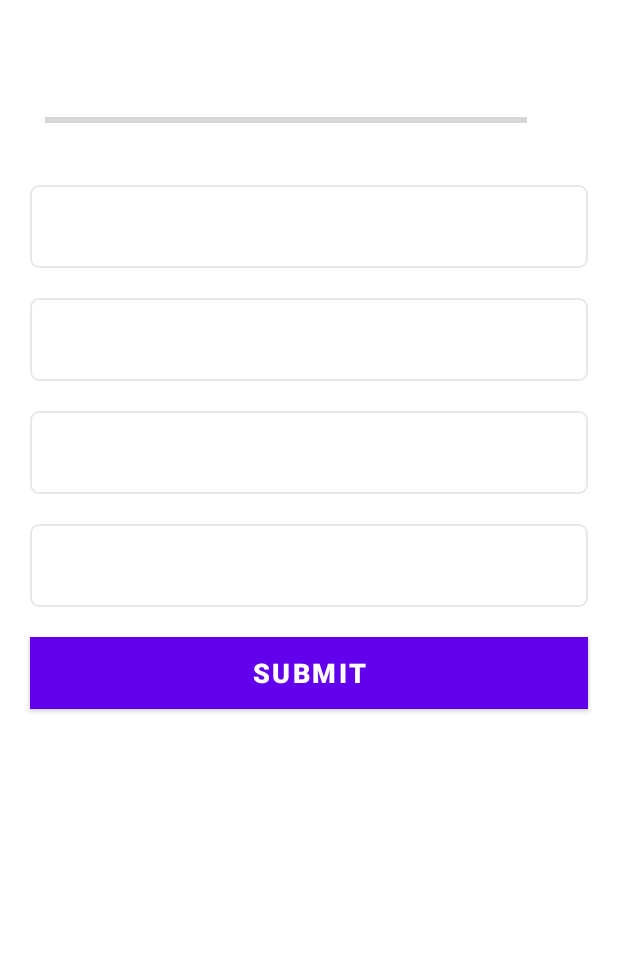
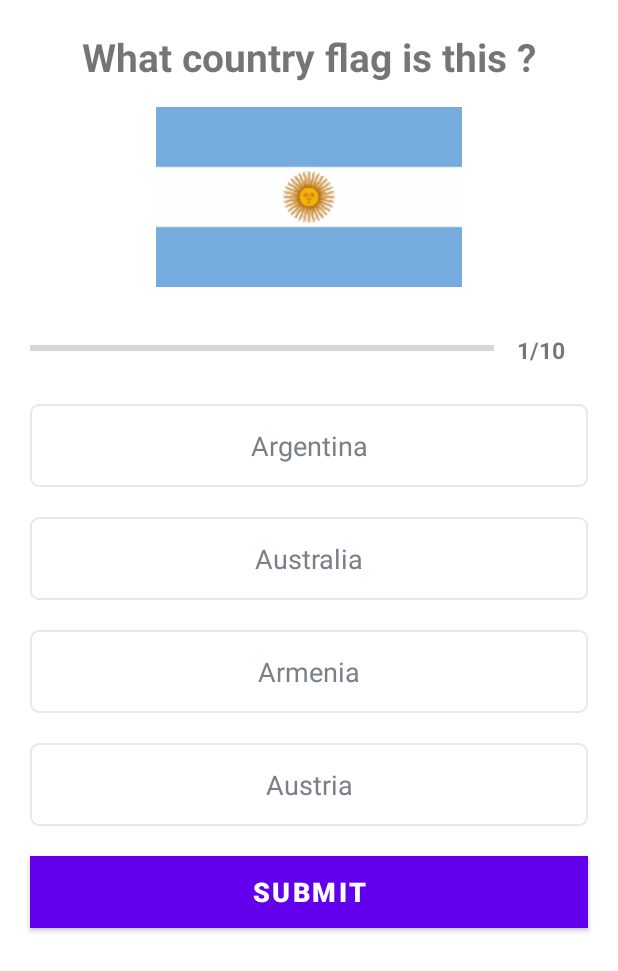
Before and after one commit to ntshTiwari/QuizApp, an Android app: the QuizQuestionsActivity screen opened directly, with no data from a screen before it, on a phone screen of 412 x 824 dp. Shown: the top 971 px of the screen. Run offline under Robolectric (Android 15) with nearby library versions, the phone set to English and light mode, and no system bars.

Commit message:
feat: Added Questions screen functionality

```diff
--- a/app/src/main/java/com/example/quizapp/Question.kt
+++ b/app/src/main/java/com/example/quizapp/Question.kt
@@ -2,7 +2,7 @@ package com.example.quizapp
 
 data class Question(
     val Id: Int,
-    val questions: String,
+    val question: String,
     val image: Int,
     val optionOne: String,
     val optionTwo: String,
--- a/app/src/main/java/com/example/quizapp/QuizQuestionsActivity.kt
+++ b/app/src/main/java/com/example/quizapp/QuizQuestionsActivity.kt
@@ -1,11 +1,165 @@
 package com.example.quizapp
 
+import android.graphics.Color
+import android.graphics.Typeface
 import androidx.appcompat.app.AppCompatActivity
 import android.os.Bundle
+import android.view.View
+import android.widget.Button
+import android.widget.ImageView
+import android.widget.ProgressBar
+import android.widget.TextView
+import androidx.core.content.ContextCompat
 
-class QuizQuestionsActivity : AppCompatActivity() {
+//// Why do we use View.OnClickListener => to have all the onClickListeners inside of one function here onClick()
+//// Now we can use a switch statement (here, we use when) to have different onClickListeners for different Views
+//// StackOverflow => https://stackoverflow.com/questions/30082892/best-way-to-implement-view-onclicklistener-in-android
+
+
+/// Now our class QuizQuestionsActivity also extends from View.OnClickListener
+class QuizQuestionsActivity : AppCompatActivity(), View.OnClickListener {
+    private var allQuestions: ArrayList<Question>? = null
+    private var currentQuestion: Question? = null
+    private var currentQuestionNumber: Int? = null
+
+    private var questionTextView: TextView? = null
+    private var flagImageView: ImageView? = null
+
+    private var progressBar: ProgressBar? = null
+    private var progressBarTextView: TextView? = null
+
+    private var option1TextView: TextView? = null
+    private var option2TextView: TextView? = null
+    private var option3TextView: TextView? = null
+    private var option4TextView: TextView? = null
+    private var allTextViews = ArrayList<TextView>()
+
+    private var submitButton: Button? = null
+
+    /// default value is null
+    private var selectedOption: Int = 0
+
     override fun onCreate(savedInstanceState: Bundle?) {
         super.onCreate(savedInstanceState)
         setContentView(R.layout.activity_quiz_questions)
+
+        currentQuestionNumber = 0
+        allQuestions = Constants.getQuestions()
+        currentQuestion = allQuestions!![currentQuestionNumber!!]
+
+        getAllViews()
+        populateAllViews()
+
+        addAllTextViewsToAnArray()
+        setOnClickListenerForTextViews()
+    }
+
+    /// we are adding all textViews to allTextViews array,
+    /// so that we can fo faster calculations
+    private fun addAllTextViewsToAnArray() {
+        allTextViews.add(option1TextView!!)
+        allTextViews.add(option2TextView!!)
+        allTextViews.add(option3TextView!!)
+        allTextViews.add(option4TextView!!)
+    }
+
+    private fun setOnClickListenerForTextViews() {
+        for(_textView in allTextViews){
+            _textView.setOnClickListener(this)
+        }
+    }
+
+    private fun getAllViews() {
+        questionTextView = findViewById(R.id.questionTextView)
+        flagImageView = findViewById(R.id.flagImageView)
+
+        progressBar = findViewById(R.id.progressBar)
+        progressBarTextView = findViewById(R.id.progressBarTextView)
+
+        option1TextView = findViewById(R.id.option1TextView)
+        option2TextView = findViewById(R.id.option2TextView)
+        option3TextView = findViewById(R.id.option3TextView)
+        option4TextView = findViewById(R.id.option4TextView)
+
+        submitButton = findViewById(R.id.submitButton)
+    }
+
+    private fun populateAllViews() {
+        questionTextView?.text = currentQuestion?.question
+        flagImageView?.setImageResource(currentQuestion?.image!!)
+
+        progressBar?.progress = currentQuestionNumber!!
+        progressBarTextView?.text = "${currentQuestionNumber!! + 1}/${allQuestions!!.size}"
+
+        option1TextView?.text = currentQuestion?.optionOne
+        option2TextView?.text = currentQuestion?.optionTwo
+        option3TextView?.text = currentQuestion?.optionThree
+        option4TextView?.text = currentQuestion?.optionFour
+    }
+
+    override fun onClick(view: View?) {
+        when(view?.id){
+
+            /// we are writing specific cases for all textViews
+            ///  as we don't want it to trigger for anything else, like on click of a button or any other textView
+            R.id.option1TextView -> {
+                option1TextView?.let {
+                    onTextViewSelect(it, 1)
+                }
+            }
+
+            R.id.option2TextView -> {
+                option2TextView?.let {
+                    onTextViewSelect(it, 2)
+                }
+            }
+
+            R.id.option3TextView -> {
+                option3TextView?.let {
+                    onTextViewSelect(it, 3)
+                }
+            }
+
+            R.id.option4TextView -> {
+                option4TextView?.let {
+                    onTextViewSelect(it, 4)
+                }
+            }
+        }
+    }
+
+    private fun onTextViewSelect(textView: TextView, _selectedOption: Int) {
+        selectedOption = _selectedOption
+
+        println(selectedOption)
+
+        deselectAllTextView(textView)
+
+        textView.setTextColor(Color.parseColor("#363A43"))
+
+        /// Typeface definition => https://developer.android.com/reference/android/graphics/Typeface
+        textView.setTypeface(textView.typeface, Typeface.BOLD)
+        /// to write it as below case declared in deselectAllTextView
+        // textView.typeface = Typeface.DEFAULT_BOLD
+
+        /// ContextCompat definition => https://developer.android.com/reference/androidx/core/content/ContextCompat
+        textView.background = ContextCompat.getDrawable(
+            this@QuizQuestionsActivity,
+            R.drawable.selected_option_border_bg
+        )
+    }
+
+    private fun deselectAllTextView(textView: TextView) {
+        for (_textView in allTextViews){
+            _textView.setTextColor(Color.parseColor("#7A8089"))
+            _textView.typeface = Typeface.DEFAULT
+            /// to write it as above case declared in onTextViewSelect
+            // _textView.setTypeface(textView.typeface, Typeface.NORMAL)
+
+            _textView.background = ContextCompat.getDrawable(
+                this@QuizQuestionsActivity,
+                R.drawable.default_option_border_bg
+            )
+        }
     }
 }
--- /dev/null
+++ b/app/src/main/res/drawable/selected_option_border_bg.xml
@@ -0,0 +1,11 @@
+<?xml version="1.0" encoding="utf-8"?>
+<shape
+    android:shape="rectangle"
+    xmlns:android="http://schemas.android.com/apk/res/android">
+    <stroke
+        android:width="1dp"
+        android:color="@color/colorPrimary"
+    />
+    <solid android:color="@color/white"/>
+    <corners android:radius="5dp"/>
+</shape>
--- a/app/src/main/res/layout/activity_quiz_questions.xml
+++ b/app/src/main/res/layout/activity_quiz_questions.xml
@@ -1,7 +1,8 @@
 <?xml version="1.0" encoding="utf-8"?>
 <!-- This is where the content gets imported from
      xmlns:android="http://schemas.android.com/apk/res/android" -->
-<ScrollView android:layout_width="match_parent"
+<ScrollView xmlns:tools="http://schemas.android.com/tools"
+    android:layout_width="match_parent"
     android:layout_height="match_parent"
     android:fillViewport="true"
     xmlns:android="http://schemas.android.com/apk/res/android">
@@ -11,36 +12,39 @@
         android:layout_height="wrap_content"
         android:orientation="vertical"
         android:padding="10sp"
+        android:gravity="center_horizontal"
     >
 
 <!--    tools:text is just for display purpose while developing, doesn't show in app    -->
         <TextView
+            android:id="@+id/questionTextView"
             android:layout_width="match_parent"
             android:layout_height="wrap_content"
+            android:layout_marginHorizontal="20sp"
+            android:layout_marginTop="10sp"
+            android:gravity="center"
             android:textSize="26sp"
             android:textStyle="bold"
-            android:gravity="center"
-            android:layout_marginTop="10sp"
-            android:layout_marginHorizontal="20sp"
-            tools:text="What country does this flag belong to?"
-            xmlns:tools="http://schemas.android.com/tools"
-        />
+            tools:text="What country does this flag belong to?" />
 
         <ImageView
+            android:id="@+id/flagImageView"
             android:layout_width="wrap_content"
             android:layout_height="wrap_content"
+            android:layout_marginTop="16sp"
             tools:src="@drawable/ic_flag_of_argentina"
-            xmlns:tools="http://schemas.android.com/tools"
-        />
+            />
 
         <LinearLayout
             android:layout_width="match_parent"
             android:layout_height="wrap_content"
             android:orientation="horizontal"
-            android:paddingHorizontal="20sp"
+            android:paddingHorizontal="10sp"
+            android:layout_marginTop="16sp"
         >
 
             <ProgressBar
+                android:id="@+id/progressBar"
                 style="@style/Widget.AppCompat.ProgressBar.Horizontal"
                 android:layout_width="0dp"
                 android:layout_height="wrap_content"
@@ -48,40 +52,40 @@
                 android:indeterminate="false"
                 android:max="10"
                 android:minHeight="50dp"
-                android:progress="0"/>
+                android:progress="0" />
 
             <TextView
+                android:id="@+id/progressBarTextView"
                 android:layout_width="wrap_content"
                 android:layout_height="wrap_content"
-                android:textSize="20sp"
-                android:textStyle="bold"
                 android:gravity="center"
                 android:padding="15dp"
                 android:textColorHint="#7A8089"
-                tools:text="0/10"
-                xmlns:tools="http://schemas.android.com/tools"
-                />
+                android:textSize="15sp"
+                android:textStyle="bold"
+                tools:text="0/10" />
 
         </LinearLayout>
 
 <!--    android:background="@drawable/default_option_border_bg"
         It is used to add a rounded corner to the textview-->
         <TextView
-            android:id="@+id/tv_option_one"
+            android:id="@+id/option1TextView"
             android:layout_width="match_parent"
             android:layout_height="wrap_content"
             android:layout_margin="10dp"
-            android:layout_gravity="center"
+            android:gravity="center"
             android:background="@drawable/default_option_border_bg"
             android:padding="15dp"
             android:textColor="#7A8089"
             android:textSize="18sp"
+            android:layout_marginTop="16sp"
             tools:text="Apple"
             xmlns:tools="http://schemas.android.com/tools"
             />
 
         <TextView
-            android:id="@+id/tv_option_two"
+            android:id="@+id/option2TextView"
             android:layout_width="match_parent"
             android:layout_height="wrap_content"
             android:layout_marginStart="10dp"
@@ -98,7 +102,7 @@
             />
 
         <TextView
-            android:id="@+id/tv_option_three"
+            android:id="@+id/option3TextView"
             android:layout_width="match_parent"
             android:layout_height="wrap_content"
             android:layout_marginStart="10dp"
@@ -115,7 +119,7 @@
             />
 
         <TextView
-            android:id="@+id/tv_option_four"
+            android:id="@+id/option4TextView"
             android:layout_width="match_parent"
             android:layout_height="wrap_content"
             android:layout_marginStart="10dp"
@@ -132,7 +136,7 @@
             />
 
         <Button
-            android:id="@+id/btn_submit"
+            android:id="@+id/submitButton"
             android:layout_width="match_parent"
             android:layout_height="wrap_content"
             android:layout_margin="10dp"
@@ -140,7 +144,8 @@
             android:text="SUBMIT"
             android:textColor="@android:color/white"
             android:textSize="18sp"
-            android:textStyle="bold" />
+            android:textStyle="bold"
+            />
 
     </LinearLayout>
 </ScrollView>
```
